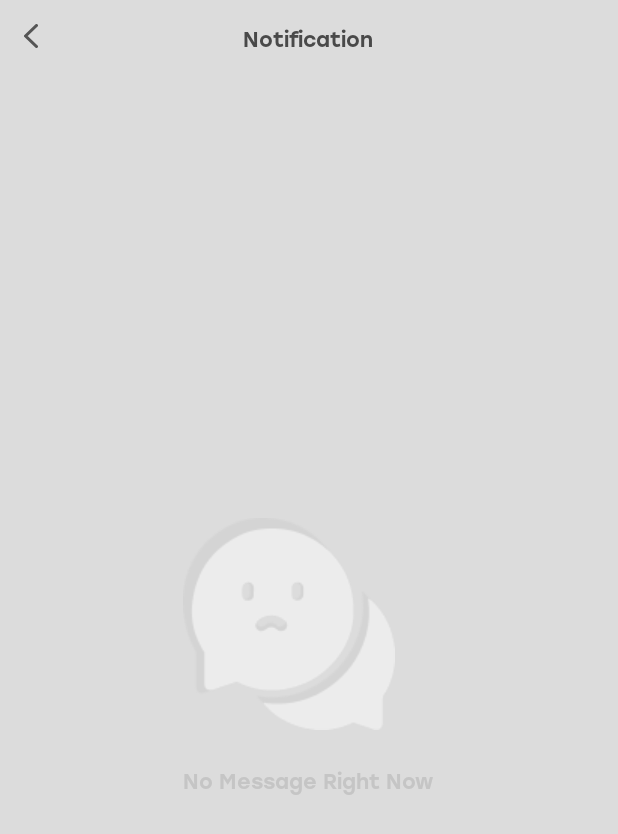
After one commit to Jackle-Song/VPN-UI, an Android app: the NotificationActivity screen opened directly, with no data from a screen before it, on a phone screen of 412 x 824 dp. The commit adds this screen. Shown: the top 834 px of the screen. Run offline under Robolectric (Android 15) with nearby library versions, the phone set to English and light mode, and no system bars.

Commit message:
Add Notification activity

```diff
--- a/app/src/main/AndroidManifest.xml
+++ b/app/src/main/AndroidManifest.xml
@@ -16,6 +16,8 @@
             android:screenOrientation="portrait"/>
         <activity android:name=".activity.HomeActivity"
             android:screenOrientation="portrait"/>
+        <activity android:name=".activity.NotificationActivity"
+            android:screenOrientation="portrait"/>
         <activity
             android:name=".activity.VpnLandingActivity"
             android:exported="true"
--- a/app/src/main/java/com/mrsworkshop/vpnui/activity/HomeActivity.kt
+++ b/app/src/main/java/com/mrsworkshop/vpnui/activity/HomeActivity.kt
@@ -1,5 +1,6 @@
 package com.mrsworkshop.vpnui.activity
 
+import android.content.Intent
 import android.os.Bundle
 import androidx.appcompat.app.AppCompatActivity
 import androidx.core.content.ContextCompat
@@ -49,5 +50,10 @@ class HomeActivity : AppCompatActivity() {
                 binding.drawerLayout.openDrawer(GravityCompat.START)
             }
         }
+
+        binding.imgNotificationHome.setOnClickListener {
+            val intent = Intent(this@HomeActivity, NotificationActivity::class.java)
+            startActivity(intent)
+        }
     }
 }
--- /dev/null
+++ b/app/src/main/java/com/mrsworkshop/vpnui/activity/NotificationActivity.kt
@@ -0,0 +1,29 @@
+package com.mrsworkshop.vpnui.activity
+
+import android.os.Bundle
+import androidx.appcompat.app.AppCompatActivity
+import com.mrsworkshop.vpnui.R
+import com.mrsworkshop.vpnui.databinding.ActivityNotificationBinding
+
+class NotificationActivity : AppCompatActivity() {
+     private lateinit var binding: ActivityNotificationBinding
+
+    override fun onCreate(savedInstanceState: Bundle?) {
+        super.onCreate(savedInstanceState)
+        binding = ActivityNotificationBinding.inflate(layoutInflater)
+        setContentView(binding.root)
+
+        initUI()
+        setupComponentListener()
+    }
+
+    private fun initUI() {
+        binding.layoutNotificationHeader.txtActivityTitle.text = getString(R.string.notification_activity_notification_title)
+    }
+
+    private fun setupComponentListener() {
+        binding.layoutNotificationHeader.imgBackBtn.setOnClickListener {
+            finish()
+        }
+    }
+}
--- /dev/null
+++ b/app/src/main/res/drawable/ic_arrow_back.xml
@@ -0,0 +1,13 @@
+<vector xmlns:android="http://schemas.android.com/apk/res/android"
+    android:width="9dp"
+    android:height="16dp"
+    android:viewportWidth="9"
+    android:viewportHeight="16">
+  <path
+      android:pathData="M8,1L1,8L8,15"
+      android:strokeLineJoin="round"
+      android:strokeWidth="2"
+      android:fillColor="#00000000"
+      android:strokeColor="#555555"
+      android:strokeLineCap="round"/>
+</vector>
--- /dev/null
+++ b/app/src/main/res/layout/activity_notification.xml
@@ -0,0 +1,39 @@
+<?xml version="1.0" encoding="utf-8"?>
+<LinearLayout xmlns:android="http://schemas.android.com/apk/res/android"
+    android:orientation="vertical"
+    android:background="@color/light_grey_e1"
+    android:layout_width="match_parent"
+    android:layout_height="match_parent">
+
+    <include
+        android:id="@+id/layoutNotificationHeader"
+        layout="@layout/item_header_activity"/>
+
+    <RelativeLayout
+        android:layout_width="match_parent"
+        android:layout_height="match_parent">
+
+        <LinearLayout
+            android:orientation="vertical"
+            android:layout_centerInParent="true"
+            android:layout_width="wrap_content"
+            android:layout_height="wrap_content">
+
+            <ImageView
+                android:src="@drawable/ic_no_messages"
+                android:layout_width="wrap_content"
+                android:layout_height="wrap_content"/>
+
+            <TextView
+                android:text="@string/notification_activity_no_messages"
+                android:layout_marginTop="24dp"
+                android:textColor="@color/light_grey_c5"
+                android:fontFamily="@font/stolzl_medium"
+                android:layout_width="wrap_content"
+                android:layout_height="wrap_content"/>
+
+        </LinearLayout>
+
+    </RelativeLayout>
+
+</LinearLayout>
--- /dev/null
+++ b/app/src/main/res/layout/item_header_activity.xml
@@ -0,0 +1,22 @@
+<?xml version="1.0" encoding="utf-8"?>
+<RelativeLayout xmlns:android="http://schemas.android.com/apk/res/android"
+    android:padding="16dp"
+    android:layout_width="match_parent"
+    android:layout_height="wrap_content">
+
+    <ImageView
+        android:id="@+id/imgBackBtn"
+        android:src="@drawable/ic_arrow_back"
+        android:layout_width="wrap_content"
+        android:layout_height="wrap_content"/>
+
+    <TextView
+        android:id="@+id/txtActivityTitle"
+        android:textSize="14sp"
+        android:textColor="@color/grey_49"
+        android:fontFamily="@font/stolzl_medium"
+        android:layout_centerHorizontal="true"
+        android:layout_width="wrap_content"
+        android:layout_height="wrap_content"/>
+
+</RelativeLayout>
--- a/app/src/main/res/values/colors.xml
+++ b/app/src/main/res/values/colors.xml
@@ -7,6 +7,7 @@
     <color name="light_grey_7d">#7D7D7D</color>
     <color name="light_grey_ba">#BABABA</color>
     <color name="light_grey_d1">#D1D1D1</color>
+    <color name="light_grey_c5">#C5C5C5</color>
     <color name="grey_49">#494949</color>
     <color name="grey_55">#555555</color>
     <color name="view_bg_grey_eb">#EBEBEB</color>
--- a/app/src/main/res/values/strings.xml
+++ b/app/src/main/res/values/strings.xml
@@ -44,4 +44,8 @@
     <string name="nav_menu_about_title">About</string>
     <string name="nav_menu_rate_us_title">Rate Us</string>
     <string name="nav_menu_share_vpn_title">Share VPN</string>
+
+    <!--Notification Activity-->
+    <string name="notification_activity_notification_title">Notification</string>
+    <string name="notification_activity_no_messages">No Message Right Now</string>
 </resources>
```
Also changed, not shown: app/src/main/res/drawable/ic_no_messages.png (added).
